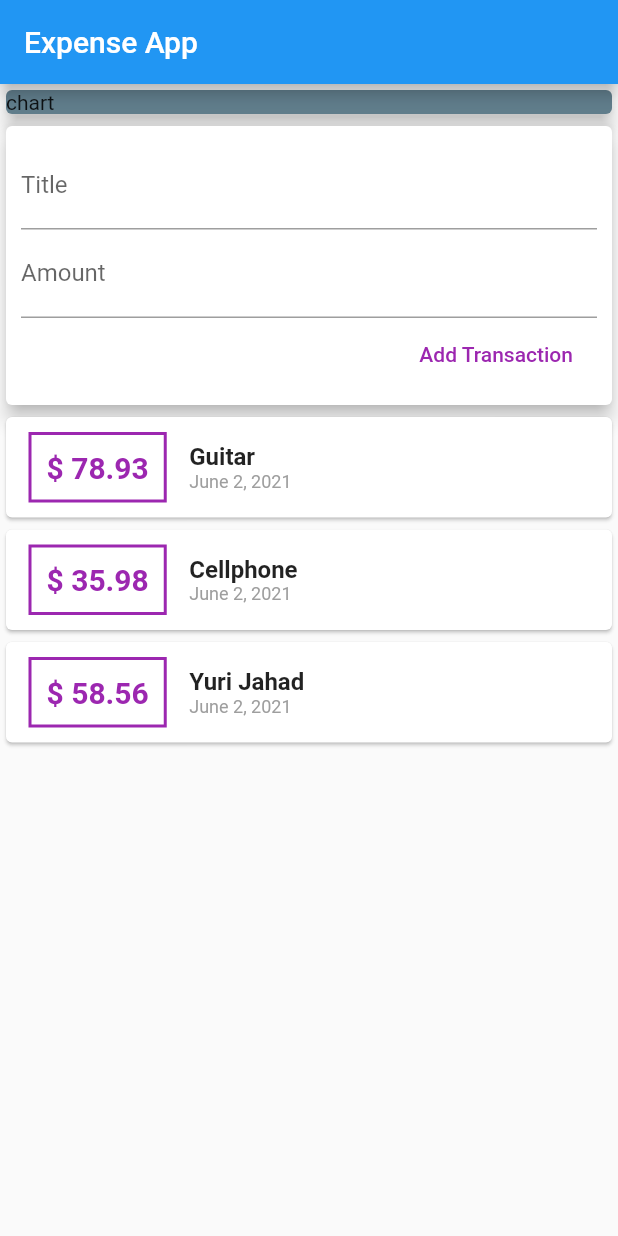
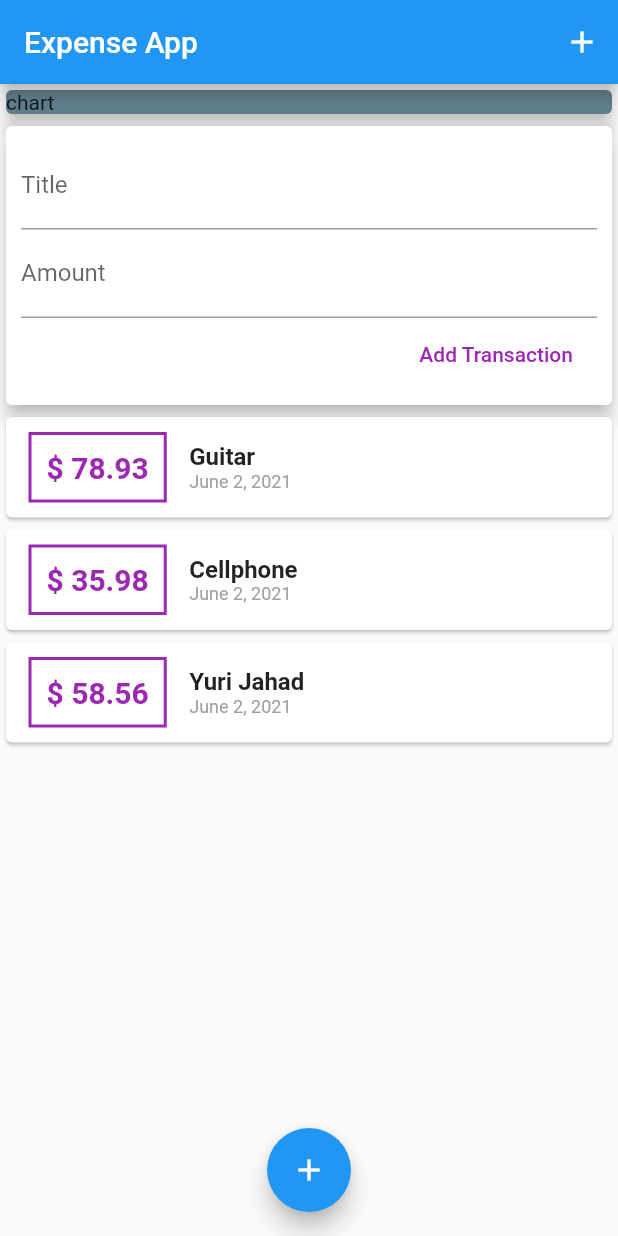
Before and after one commit to AndresN17/Expenses_App, a Flutter app: the screen it shows after launch, on a phone screen of 412 x 824 dp. Run offline on Flutter 3.47's test engine with Material 2 defaults, Android fonts, the phone set to English and light mode, and no system bars.

Commit message:
Added floating button to the scaffold and an Add Button to the AppBar

```diff
--- a/lib/main.dart
+++ b/lib/main.dart
@@ -20,6 +20,9 @@ class MyHomePage extends StatelessWidget {
     return Scaffold(
       appBar: AppBar(
         title: Text("Expense App"),
+        actions: <Widget>[
+          IconButton(onPressed: () {}, icon: Icon(Icons.add)),
+        ],
       ),
       body: SingleChildScrollView(
           child: Column(
@@ -36,6 +39,12 @@ class MyHomePage extends StatelessWidget {
           ),
           UserTransaction(),
         ],
-        )));
+      )),
+      floatingActionButtonLocation: FloatingActionButtonLocation.centerFloat,
+      floatingActionButton: FloatingActionButton(
+        child: Icon(Icons.add),
+        onPressed: () {},
+      ),
+    );
   }
 }
```
Lines whose indentation alone changed are shown as unchanged.
